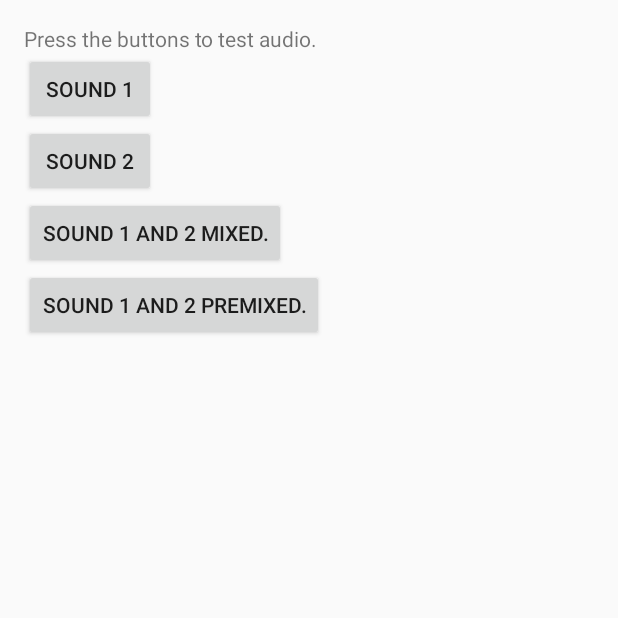
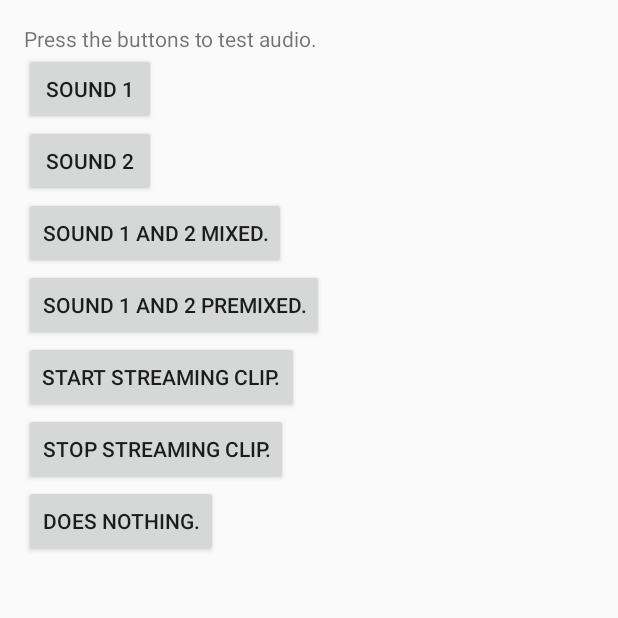
Before and after one commit to gnyrfta/LooperDevelopment, an Android app: the screen it shows after launch (MainActivity), on a phone screen of 412 x 824 dp, the top half of it. Run offline under Robolectric (Android 15) with nearby library versions, the phone set to English and light mode, and no system bars; 4 statements that could not run were skipped.

Commit message:
Added streaming buffers

```diff
--- a/app/src/main/java/com/example/david/audiotracktest/MainActivity.java
+++ b/app/src/main/java/com/example/david/audiotracktest/MainActivity.java
@@ -4,6 +4,8 @@ import android.Manifest;
 import android.app.Activity;
 import android.content.Intent;
 import android.content.pm.PackageManager;
+import android.media.AudioFormat;
+import android.media.AudioManager;
 import android.media.AudioTrack;
 import android.net.Uri;
 import android.os.Bundle;
@@ -22,12 +24,22 @@ import java.io.FileOutputStream;
 import java.io.IOException;
 import java.io.InputStream;
 import java.io.OutputStream;
+import java.util.Random;
 
 /**
  * Created by david on 2016-08-29.
  */
 public class MainActivity extends Activity {
     private String TAG = "MainActivity";
+    //These have to be at least accessible outside the scope of their methods, cause gonna have to mix them with each other.
+    public byte[] data;
+    public byte[] data2;
+    public byte[] data3;
+    public byte[] outputBuffer;
+    //constants needed for the streaming:
+    boolean m_stop = false; //Keep feeding data.
+    AudioTrack m_audioTrack; //Our audiotrack that we write to.
+    Thread audioTrackThread; //Our thread where we write to the AudioTrack.
     /**
      * ATTENTION: This was auto-generated to implement the App Indexing API.
      * See https://g.co/AppIndexing/AndroidStudio for more information.
@@ -39,6 +51,7 @@ public class MainActivity extends Activity {
             Manifest.permission.READ_EXTERNAL_STORAGE,
             Manifest.permission.WRITE_EXTERNAL_STORAGE
     };
+    //testAudio -> testAudio4 will not be used when trying to get STREAM to work.
     public void testAudio() throws IOException {
         int STREAM_MUSIC = 3;
         int ENCODING_PCM_16BIT = 2;
@@ -200,6 +213,18 @@ public class MainActivity extends Activity {
         }
     }
 
+    Runnable feedToBuffer = new Runnable()
+    {
+        @Override
+        public void run() {
+            Thread.currentThread().setPriority(Thread.MIN_PRIORITY);//Don't know what this does. But I guess its good.
+            //While we have not stopped the audio, feed the buffer data2 to output.
+            while(!m_stop)
+            {
+                m_audioTrack.write(outputBuffer,0,outputBuffer.length);//To register changes faster, try writing shorter parts at a time.
+            }
+        }
+    };
     @Override
     protected void onCreate(Bundle savedInstanceState) {
         super.onCreate(savedInstanceState);
@@ -208,6 +233,9 @@ public class MainActivity extends Activity {
         Button b2 = (Button) findViewById(R.id.buttonTwo);
         Button b3 = (Button) findViewById(R.id.buttonThree);
         Button b4 = (Button) findViewById(R.id.buttonFour);
+        Button b5 = (Button) findViewById(R.id.buttonFive);
+        Button b6 = (Button) findViewById(R.id.buttonSix);
+        Button b7 = (Button) findViewById(R.id.buttonSeven);
         b1.setOnClickListener(new View.OnClickListener() {
             public void onClick(View v) {
                 try {
@@ -244,34 +272,39 @@ public class MainActivity extends Activity {
                 }
             }
         });
+        b5.setOnClickListener(new View.OnClickListener() {
+            public void onClick(View v) {
+                try {
+                    startStreaming();
+                } catch (Exception e) {
+                    throw new RuntimeException(e);
+                }
+            }
+        });
+        b6.setOnClickListener(new View.OnClickListener() {
+            public void onClick(View v) {
+                try {
+                    stopStreaming();
+                } catch (Exception e) {
+                    throw new RuntimeException(e);
+                }
+            }
+        });
+        b7.setOnClickListener(new View.OnClickListener() {
+            public void onClick(View v) {
+                try {
+                   // editBuffer();
+                } catch (Exception e) {
+                    throw new RuntimeException(e);
+                }
+            }
+        });
         client = new GoogleApiClient.Builder(this).addApi(AppIndex.API).build();
     }
-
-   /* public void onActivityResult(int requestCode, int resultCode, Intent resultData) {
-        if (resultCode == RESULT_OK) {
-            Uri treeUri = resultData.getData();
-            DocumentFile pickedDir = DocumentFile.fromTreeUri(this, treeUri);
-
-            // List all existing files inside picked directory
-            for (DocumentFile file : pickedDir.listFiles()) {
-                Log.d(TAG, "Found file " + file.getName() + " with size " + file.length());
-            }
-
-            // Create a new file and write into it
-            DocumentFile newFile = pickedDir.createFile("text/plain", "My Novel");
-            try {
-                OutputStream out = getContentResolver().openOutputStream(newFile.getUri());
-                out.write("A long time ago...".getBytes());
-                out.close();
-            }catch (java.io.IOException e;)){throw e;}
-        }
-    }*/
-
 
     @Override
     public void onStart() {
         super.onStart();
-
         // ATTENTION: This was auto-generated to implement the App Indexing API.
         // See https://g.co/AppIndexing/AndroidStudio for more information.
         client.connect();
@@ -291,7 +324,6 @@ public class MainActivity extends Activity {
     @Override
     public void onStop() {
         super.onStop();
-
         // ATTENTION: This was auto-generated to implement the App Indexing API.
         // See https://g.co/AppIndexing/AndroidStudio for more information.
         Action viewAction = Action.newAction(
@@ -308,4 +340,57 @@ public class MainActivity extends Activity {
         client.disconnect();
         //
     }
+    void startStreaming()
+    {
+        int STREAM_MUSIC = 3;
+        int ENCODING_PCM_16BIT = 2;
+        int CHANNEL_OUT_MONO = 4;
+        int MODE_STATIC = 0;
+        int MODE_STREAM = 1;
+        try
+        {
+            //Just doing all this to get the dataSize really (and feed to outputBuffer).
+            WavInfo wi = new WavInfo();
+            InputStream is = getResources().openRawResource(R.raw.beat1_mono);
+            int dataSize = wi.readHeader(is);
+            data2 = new byte[dataSize];
+            is.read(data2, 0, data2.length);
+            is.close();
+            outputBuffer = data2;
+            int frames = data2.length / 2; //2 bytes per frame.
+            m_stop = false;
+            m_audioTrack = new AudioTrack(AudioManager.STREAM_MUSIC, 44100, AudioFormat.CHANNEL_OUT_MONO,
+                    AudioFormat.ENCODING_PCM_16BIT, dataSize,
+                    AudioTrack.MODE_STREAM);
+            m_audioTrack.play();
+            audioTrackThread = new Thread(feedToBuffer);
+            audioTrackThread.start();
+        }
+        catch (IOException e)
+        {
+            throw new RuntimeException(e);
+        }
+    }
+    void stopStreaming()
+    {
+        m_stop = true;
+        m_audioTrack.stop();
+    }
+    //This should be called in onCreate.
+    boolean fillAllSixteenBuffers()
+    {
+        return true;
+    }
+    byte[] addBufferToMix(byte[] buffer)
+    {
+
+        byte[] returnBuffer = data2;//
+        return returnBuffer;
+    }
+    byte[] removeBufferFromMix(byte[] buffer)
+    {
+
+        byte[] returnBuffer = data2;//
+        return returnBuffer;
+    }
 }
--- a/app/src/main/res/layout/activity_main.xml
+++ b/app/src/main/res/layout/activity_main.xml
@@ -38,4 +38,26 @@
         android:layout_below="@id/buttonThree"
         android:text="Sound 1 and 2 premixed."
         android:id="@+id/buttonFour"/>
+    <Button
+        android:layout_width="wrap_content"
+        android:layout_height="wrap_content"
+        android:layout_below="@id/buttonFour"
+        android:text="Start streaming clip."
+        android:id="@+id/buttonFive"
+        />
+    <Button
+        android:layout_width="wrap_content"
+        android:layout_height="wrap_content"
+        android:layout_below="@id/buttonFive"
+        android:text="Stop streaming clip."
+        android:id="@+id/buttonSix"
+        />
+    <Button
+        android:layout_width="wrap_content"
+        android:layout_height="wrap_content"
+        android:layout_below="@id/buttonSix"
+        android:text="Does nothing."
+        android:id="@+id/buttonSeven"
+        />
+
 </RelativeLayout>
```
